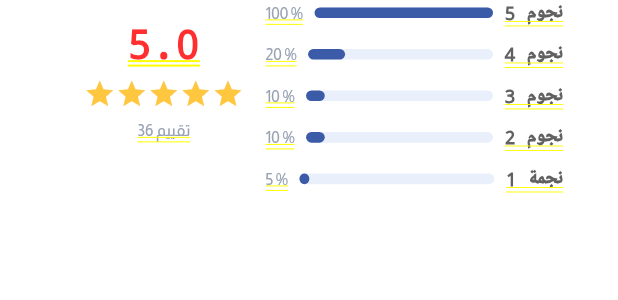
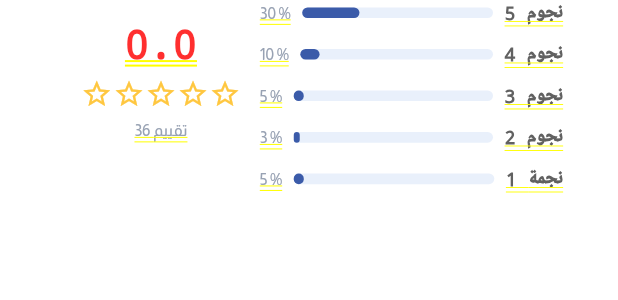
Before and after one commit to mona-alrayes/furniture_movers_project, a Flutter app: the CustomTabBar widget shown alone on an empty page, opened directly with empty values, after a tap on "التقييم", on a phone screen of 412 x 824 dp. Shown: the top 300 px of the screen. Run offline on Flutter 3.47's test engine with Material 3 defaults, Android fonts, the light colour scheme and no system bars; our stand-ins replace carousel_slider, dio, flutter_rating_bar, flutter_screenutil, flutter_svg, google_fonts and 5 more; accounts and stored records are empty; network calls fail.

Commit message:
'making category image shows in worker list screen and fixing rating in rating_section making it coming from api'

```diff
--- a/lib/screens/home/wedgit/service.dart
+++ b/lib/screens/home/wedgit/service.dart
@@ -54,6 +54,7 @@ class _ServicesListState extends State<ServicesList> {
                       arguments: {
                         'id': service.id.toString(),
                         'title': service.title,
+                        'image_url': service.imageUrl,
                       },
                     ),
                     child: Column(
--- a/lib/screens/service/widgets/custom_tabs_navigator .dart
+++ b/lib/screens/service/widgets/custom_tabs_navigator .dart
@@ -8,7 +8,7 @@ import 'package:furniture_movers_project/screens/service/widgets/rating_section.
 import 'package:furniture_movers_project/screens/service/models/employee_model.dart';
 
 class CustomTabBar extends StatefulWidget {
-  final EmployeeModel employee; // model استلام الموظف من الصفحة
+  final EmployeeModel employee;
 
   const CustomTabBar({super.key, required this.employee});
 
@@ -22,33 +22,27 @@ class _CustomTabBarState extends State<CustomTabBar> {
   final List<String> titles = ['تفاصيل', 'التقييم', 'الاسئلة'];
 
   void handleTap(int index) {
-    setState(() {
-      selectedIndex = index;
-    });
+    setState(() => selectedIndex = index);
 
-    if (index == 0) {
-      Navigator.push(
-        context,
-        MaterialPageRoute(
-          builder:
-              (_) => DetailsSection(
-                employee: widget.employee,
-              ), //  تمرير الموظف للصفحة
-        ),
-      );
-    } else if (index == 1) {
-      Navigator.push(
-        context,
-        MaterialPageRoute(builder: (_) => const RatingSection()),
-      );
-    } else {
-      Navigator.push(
-        context,
-        MaterialPageRoute(
-          builder: (_) => QuestionsSection(employeeId: widget.employee.id),
-        ),
-      );
+    Widget screen;
+    switch (index) {
+      case 0:
+        screen = DetailsSection(employee: widget.employee);
+        break;
+      case 1:
+        screen = RatingSection(rating: widget.employee.rating); // Pass rating
+        break;
+      case 2:
+        screen = QuestionsSection(employeeId: widget.employee.id);
+        break;
+      default:
+        return;
     }
+
+    Navigator.push(
+      context,
+      MaterialPageRoute(builder: (_) => screen),
+    );
   }
 
   @override
--- a/lib/screens/service/widgets/rating_section.dart
+++ b/lib/screens/service/widgets/rating_section.dart
@@ -3,25 +3,21 @@ import 'package:flutter_screenutil/flutter_screenutil.dart';
 import 'package:furniture_movers_project/core/theme/colors.dart';
 import 'package:furniture_movers_project/core/theme/fonts.dart';
 
-class RatingSection extends StatefulWidget {
-  const RatingSection({Key? key}) : super(key: key);
+class RatingSection extends StatelessWidget {
+  final double rating; // Accept the rating from API
 
-  @override
-  State<RatingSection> createState() => _RatingSectionState();
-}
-
-class _RatingSectionState extends State<RatingSection> {
-  double rating = 5;
+  const RatingSection({Key? key, required this.rating}) : super(key: key);
 
   @override
   Widget build(BuildContext context) {
     const Color mainBlue = Color(0xFF3B5BA9);
 
-    double fiveStars = (rating >= 5.0) ? 1.0 : 0.6;
-    double fourStars = (rating >= 4.0) ? 0.2 : 0.1;
-    double threeStars = (rating >= 3.0) ? 0.1 : 0.05;
-    double twoStars = (rating >= 2.0) ? 0.1 : 0.05;
-    double oneStar = (rating >= 1.0) ? 0.05 : 0.02;
+    // Calculate percentage bars based on rating (you can customize this logic)
+    double fiveStars = rating >= 5 ? 1.0 : rating >= 4.5 ? 0.85 : rating >= 4 ? 0.6 : 0.3;
+    double fourStars = rating >= 4 && rating < 4.5 ? 0.25 : 0.1;
+    double threeStars = rating >= 3 && rating < 4 ? 0.1 : 0.05;
+    double twoStars = rating >= 2 && rating < 3 ? 0.07 : 0.03;
+    double oneStar = rating < 2 ? 0.05 : 0.02;
 
     return Column(
       mainAxisAlignment: MainAxisAlignment.start,
@@ -38,8 +34,7 @@ class _RatingSectionState extends State<RatingSection> {
                 child: Padding(
                   padding: EdgeInsets.only(right: 6.w),
                   child: Column(
-                    children:
-                        [
+                    children: [
                       {'percent': fiveStars, 'label': '5 نجوم'},
                       {'percent': fourStars, 'label': '4 نجوم'},
                       {'percent': threeStars, 'label': '3 نجوم'},
@@ -62,9 +57,7 @@ class _RatingSectionState extends State<RatingSection> {
                                     height: 8.h,
                                     decoration: BoxDecoration(
                                       color: const Color(0xFFE9F0FB),
-                                          borderRadius: BorderRadius.circular(
-                                            6.r,
-                                          ),
+                                      borderRadius: BorderRadius.circular(6.r),
                                     ),
                                   ),
                                   FractionallySizedBox(
@@ -73,9 +66,7 @@ class _RatingSectionState extends State<RatingSection> {
                                       height: 8.h,
                                       decoration: BoxDecoration(
                                         color: mainBlue,
-                                            borderRadius: BorderRadius.circular(
-                                              6.r,
-                                            ),
+                                        borderRadius: BorderRadius.circular(6.r),
                                       ),
                                     ),
                                   ),
@@ -107,32 +98,31 @@ class _RatingSectionState extends State<RatingSection> {
                   children: [
                     SizedBox(height: 16.h),
                     Text(
-                      '$rating',
+                      rating.toStringAsFixed(1),
                       style: TextStyle(
                         fontWeight: FontWeight.bold,
                         fontSize: 30.sp,
                       ),
                     ),
                     SizedBox(height: 8.h),
-                    Padding(
-                      padding: EdgeInsets.symmetric(horizontal: 2.w),
-                      child: Row(
+                    Row(
                       mainAxisAlignment: MainAxisAlignment.center,
                       children: List.generate(5, (index) {
-                          return GestureDetector(
-                            onTap: () {
-                              setState(() {
-                                rating = (index + 1).toDouble();
-                              });
-                            },
-                            child: Icon(
-                              index < rating ? Icons.star : Icons.star_border,
+                        double currentStar = index + 1;
+                        IconData icon;
+                        if (rating >= currentStar) {
+                          icon = Icons.star;
+                        } else if (rating >= currentStar - 0.5) {
+                          icon = Icons.star_half;
+                        } else {
+                          icon = Icons.star_border;
+                        }
+                        return Icon(
+                          icon,
                           color: AppColors.yellow,
                           size: 24.sp,
-                            ),
                         );
                       }),
-                      ),
                     ),
                     SizedBox(height: 8.h),
                     Text('36 تقييم', style: AppFonts.ratingFont),
```
Also changed, not shown: lib/screens/furniture_moving/furniture_moving.dart (+9 -10 lines), lib/screens/service/service.dart (+21 -41 lines). Lines whose indentation alone changed are shown as unchanged.
